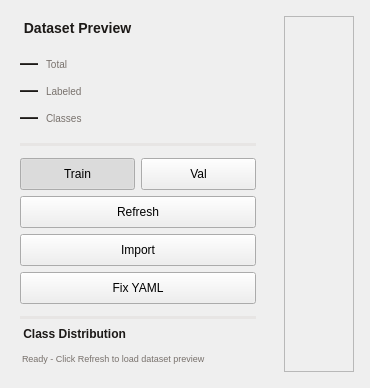
Before: the Qt Designer form scripts/ui/dataset.ui in Mcriel-CHYJIE/YOLO, drawn with Qt 5.
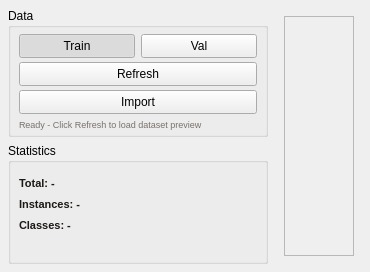
After: the same form once the commit is applied.

Diff of the .ui file:
```diff
--- a/scripts/ui/dataset.ui
+++ b/scripts/ui/dataset.ui
@@ -23,234 +23,105 @@
      <property name="maximumSize"><size><width>260</width><height>16777215</height></size></property>
      <layout class="QVBoxLayout" name="leftLo">
       <property name="leftMargin">
-       <number>12</number>
+       <number>0</number>
       </property><property name="topMargin">
-       <number>12</number>
+       <number>0</number>
       </property>
       <property name="rightMargin">
-       <number>12</number>
+       <number>0</number>
       </property><property name="bottomMargin">
-       <number>12</number>
+       <number>0</number>
       </property>
       <property name="spacing">
-       <number>8</number>
-      </property>
-
-      <item><widget class="QLabel" name="titleLabel">
-       <property name="text"><string> Dataset Preview</string></property>
-       <property name="styleSheet"><string>font-size:14px;font-weight:600;color:#1c1917;</string></property>
-      </widget></item>
-
-      <item><widget class="QWidget" name="statsWidget" native="true">
-       <layout class="QVBoxLayout" name="statsLo">
-        <property name="leftMargin">
-       <number>0</number>
-      </property><property name="topMargin">
-       <number>8</number>
-      </property>
-        <property name="rightMargin">
-       <number>0</number>
-      </property><property name="bottomMargin">
-       <number>8</number>
-      </property>
-        <property name="spacing">
        <number>6</number>
       </property>
-        <item><widget class="QWidget" name="totalStat" native="true">
-         <layout class="QHBoxLayout" name="totalStatLo">
-          <property name="leftMargin">
-       <number>0</number>
-      </property><property name="topMargin">
-       <number>0</number>
-      </property>
-          <property name="rightMargin">
-       <number>0</number>
-      </property><property name="bottomMargin">
-       <number>0</number>
-      </property>
-          <property name="spacing">
-       <number>6</number>
-      </property>
-          <item><widget class="QLabel" name="_st_total_v">
-           <property name="text"><string>—</string></property>
-           <property name="styleSheet"><string>font-size:18px;font-weight:700;color:#1c1917;</string></property>
-          </widget></item>
-          <item><widget class="QLabel" name="_st_total_lbl">
-           <property name="text"><string>Total</string></property>
-           <property name="styleSheet"><string>font-size:10px;color:#78716c;padding-top:3px;</string></property>
-          </widget></item>
-          <item><spacer><property name="orientation">
-       <enum>Horizontal</enum>
-      </property>
-           <property name="sizeHint" stdset="0"><size><width>20</width><height>20</height></size></property>
-          </spacer></item>
-         </layout>
-        </widget></item>
-        <item><widget class="QWidget" name="labeledStat" native="true">
-         <layout class="QHBoxLayout" name="labeledStatLo">
-          <property name="leftMargin">
-       <number>0</number>
-      </property><property name="topMargin">
-       <number>0</number>
-      </property>
-          <property name="rightMargin">
-       <number>0</number>
-      </property><property name="bottomMargin">
-       <number>0</number>
-      </property>
-          <property name="spacing">
-       <number>6</number>
-      </property>
-          <item><widget class="QLabel" name="_st_lbl_v">
-           <property name="text"><string>—</string></property>
-           <property name="styleSheet"><string>font-size:18px;font-weight:700;color:#1c1917;</string></property>
-          </widget></item>
-          <item><widget class="QLabel" name="_st_lbl_text">
-           <property name="text"><string>Labeled</string></property>
-           <property name="styleSheet"><string>font-size:10px;color:#78716c;padding-top:3px;</string></property>
-          </widget></item>
-          <item><spacer><property name="orientation">
-       <enum>Horizontal</enum>
-      </property>
-           <property name="sizeHint" stdset="0"><size><width>20</width><height>20</height></size></property>
-          </spacer></item>
-         </layout>
-        </widget></item>
-        <item><widget class="QWidget" name="clsStat" native="true">
-         <layout class="QHBoxLayout" name="clsStatLo">
-          <property name="leftMargin">
-       <number>0</number>
-      </property><property name="topMargin">
-       <number>0</number>
-      </property>
-          <property name="rightMargin">
-       <number>0</number>
-      </property><property name="bottomMargin">
-       <number>0</number>
-      </property>
-          <property name="spacing">
-       <number>6</number>
-      </property>
-          <item><widget class="QLabel" name="_st_cls_v">
-           <property name="text"><string>—</string></property>
-           <property name="styleSheet"><string>font-size:18px;font-weight:700;color:#1c1917;</string></property>
-          </widget></item>
-          <item><widget class="QLabel" name="_st_cls_text">
-           <property name="text"><string>Classes</string></property>
-           <property name="styleSheet"><string>font-size:10px;color:#78716c;padding-top:3px;</string></property>
-          </widget></item>
-          <item><spacer><property name="orientation">
-       <enum>Horizontal</enum>
-      </property>
-           <property name="sizeHint" stdset="0"><size><width>20</width><height>20</height></size></property>
-          </spacer></item>
-         </layout>
-        </widget></item>
-       </layout>
-      </widget></item>
 
-      <item><widget class="QFrame" name="sep1">
-       <property name="frameShape"><enum>QFrame::HLine</enum></property>
-       <property name="styleSheet"><string>background:#e7e5e4;border:none;height:1px;</string></property>
-      </widget></item>
-
-      <item><widget class="QWidget" name="controlsWidget" native="true">
+      <!-- ════════ Data（按钮组）════════ -->
+      <item><widget class="QGroupBox" name="controlsGroup">
+       <property name="title"><string>Data</string></property>
+       <property name="maximumSize"><size><width>16777215</width><height>160</height></size></property>
        <layout class="QVBoxLayout" name="controlsLo">
-        <property name="leftMargin">
-       <number>0</number>
-      </property><property name="topMargin">
-       <number>4</number>
-      </property>
-        <property name="rightMargin">
-       <number>0</number>
-      </property><property name="bottomMargin">
-       <number>4</number>
-      </property>
-        <property name="spacing">
-       <number>6</number>
-      </property>
-        <item><widget class="QWidget" name="splitRow" native="true">
-         <layout class="QHBoxLayout" name="splitLo">
-          <property name="leftMargin">
-       <number>0</number>
-      </property><property name="topMargin">
-       <number>0</number>
-      </property>
-          <property name="rightMargin">
-       <number>0</number>
-      </property><property name="bottomMargin">
-       <number>0</number>
-      </property>
-          <property name="spacing">
-       <number>6</number>
-      </property>
-          <item><widget class="QPushButton" name="btn_train">
-           <property name="text"><string>Train</string></property>
-           <property name="minimumSize"><size><width>0</width><height>32</height></size></property>
-           <property name="checkable"><bool>true</bool></property>
-           <property name="checked"><bool>true</bool></property>
-          </widget></item>
-          <item><widget class="QPushButton" name="btn_val">
-           <property name="text"><string>Val</string></property>
-           <property name="minimumSize"><size><width>0</width><height>32</height></size></property>
-           <property name="checkable"><bool>true</bool></property>
-          </widget></item>
-         </layout>
+        <property name="leftMargin"><number>8</number></property>
+        <property name="topMargin"><number>6</number></property>
+        <property name="rightMargin"><number>8</number></property>
+        <property name="bottomMargin"><number>4</number></property>
+        <property name="spacing"><number>4</number></property>
+
+        <item><layout class="QHBoxLayout" name="splitLo">
+         <property name="spacing"><number>6</number></property>
+         <item><widget class="QPushButton" name="btn_train">
+          <property name="text"><string>Train</string></property>
+          <property name="minimumSize"><size><width>0</width><height>24</height></size></property>
+          <property name="checkable"><bool>true</bool></property>
+          <property name="checked"><bool>true</bool></property>
+         </widget></item>
+         <item><widget class="QPushButton" name="btn_val">
+          <property name="text"><string>Val</string></property>
+          <property name="minimumSize"><size><width>0</width><height>24</height></size></property>
+          <property name="checkable"><bool>true</bool></property>
+         </widget></item>
+        </layout></item>
+
+        <item><widget class="QPushButton" name="dp_rf">
+         <property name="text"><string>Refresh</string></property>
+         <property name="minimumSize"><size><width>0</width><height>24</height></size></property>
         </widget></item>
-        <item><widget class="QWidget" name="btnRowD" native="true">
-         <layout class="QVBoxLayout" name="btnLoD">
-          <property name="leftMargin">
-       <number>0</number>
-      </property><property name="topMargin">
-       <number>0</number>
-      </property>
-          <property name="rightMargin">
-       <number>0</number>
-      </property><property name="bottomMargin">
-       <number>0</number>
-      </property>
-          <property name="spacing">
-       <number>6</number>
-      </property>
-          <item><widget class="QPushButton" name="dp_rf">
-           <property name="text"><string>Refresh</string></property>
-           <property name="minimumSize"><size><width>0</width><height>32</height></size></property>
-          </widget></item>
-          <item><widget class="QPushButton" name="dp_import">
-           <property name="text"><string>Import</string></property>
-           <property name="minimumSize"><size><width>0</width><height>32</height></size></property>
-          </widget></item>
-          <item><widget class="QPushButton" name="dp_fix_yaml">
-           <property name="text"><string>Fix YAML</string></property>
-           <property name="minimumSize"><size><width>0</width><height>32</height></size></property>
-          </widget></item>
-         </layout>
+
+        <item><widget class="QPushButton" name="dp_import">
+         <property name="text"><string>Import</string></property>
+         <property name="minimumSize"><size><width>0</width><height>24</height></size></property>
         </widget></item>
+
+        <item><widget class="QLabel" name="dp_status">
+         <property name="text"><string>Ready - Click Refresh to load dataset preview</string></property>
+         <property name="minimumSize"><size><width>0</width><height>12</height></size></property>
+         <property name="styleSheet"><string>font-size:9px;color:#78716c;padding:0;</string></property>
+        </widget></item>
        </layout>
       </widget></item>
 
-      <item><widget class="QFrame" name="sep2">
-       <property name="frameShape"><enum>QFrame::HLine</enum></property>
-       <property name="styleSheet"><string>background:#e7e5e4;border:none;height:1px;</string></property>
-      </widget></item>
+      <!-- ════════ Statistics（合并统计+类别分布）════════ -->
+      <item><widget class="QGroupBox" name="statsGroup">
+       <property name="title"><string>Statistics</string></property>
+       <layout class="QVBoxLayout" name="statsLo">
+        <property name="leftMargin"><number>8</number></property>
+        <property name="topMargin"><number>12</number></property>
+        <property name="rightMargin"><number>8</number></property>
+        <property name="bottomMargin"><number>8</number></property>
+        <property name="spacing"><number>5</number></property>
 
-      <item><widget class="QLabel" name="csHeader">
-       <property name="text"><string> Class Distribution</string></property>
-       <property name="styleSheet"><string>font-size:12px;font-weight:600;color:#1c1917;</string></property>
-      </widget></item>
+        <item><widget class="QLabel" name="_st_total">
+         <property name="text"><string>Total: -</string></property>
+         <property name="minimumSize"><size><width>0</width><height>16</height></size></property>
+         <property name="maximumSize"><size><width>16777215</width><height>16</height></size></property>
+         <property name="styleSheet"><string>font-size:11px;font-weight:600;color:#1c1917;</string></property>
+        </widget></item>
 
-      <item><layout class="QGridLayout" name="_cs_grid">
-       <property name="horizontalSpacing">
-       <number>4</number>
-      </property><property name="verticalSpacing">
-       <number>4</number>
-      </property>
-      </layout></item>
+        <item><widget class="QLabel" name="_st_instances">
+         <property name="text"><string>Instances: -</string></property>
+         <property name="minimumSize"><size><width>0</width><height>16</height></size></property>
+         <property name="maximumSize"><size><width>16777215</width><height>16</height></size></property>
+         <property name="styleSheet"><string>font-size:11px;font-weight:600;color:#1c1917;</string></property>
+        </widget></item>
 
-      <item><widget class="QLabel" name="dp_status">
-       <property name="text"><string>Ready - Click Refresh to load dataset preview</string></property>
-       <property name="styleSheet"><string>font-size:9px;color:#78716c;padding:4px 0;</string></property>
+        <item><widget class="QLabel" name="_st_classes">
+         <property name="text"><string>Classes: -</string></property>
+         <property name="minimumSize"><size><width>0</width><height>16</height></size></property>
+         <property name="maximumSize"><size><width>16777215</width><height>16</height></size></property>
+         <property name="styleSheet"><string>font-size:11px;font-weight:600;color:#1c1917;</string></property>
+        </widget></item>
+
+        <!-- 类别分布合并在此 -->
+        <item><layout class="QGridLayout" name="_cs_grid">
+         <property name="horizontalSpacing"><number>4</number></property>
+         <property name="verticalSpacing"><number>4</number></property>
+        </layout></item>
+        <item><spacer><property name="orientation"><enum>Vertical</enum></property>
+         <property name="sizeHint" stdset="0"><size><width>20</width><height>20</height></size></property>
+        </spacer></item>
+       </layout>
       </widget></item>
+
      </layout>
     </widget>
    </item>
```
Left out of the diff: 8 changed lines with no effect on the pictures.
